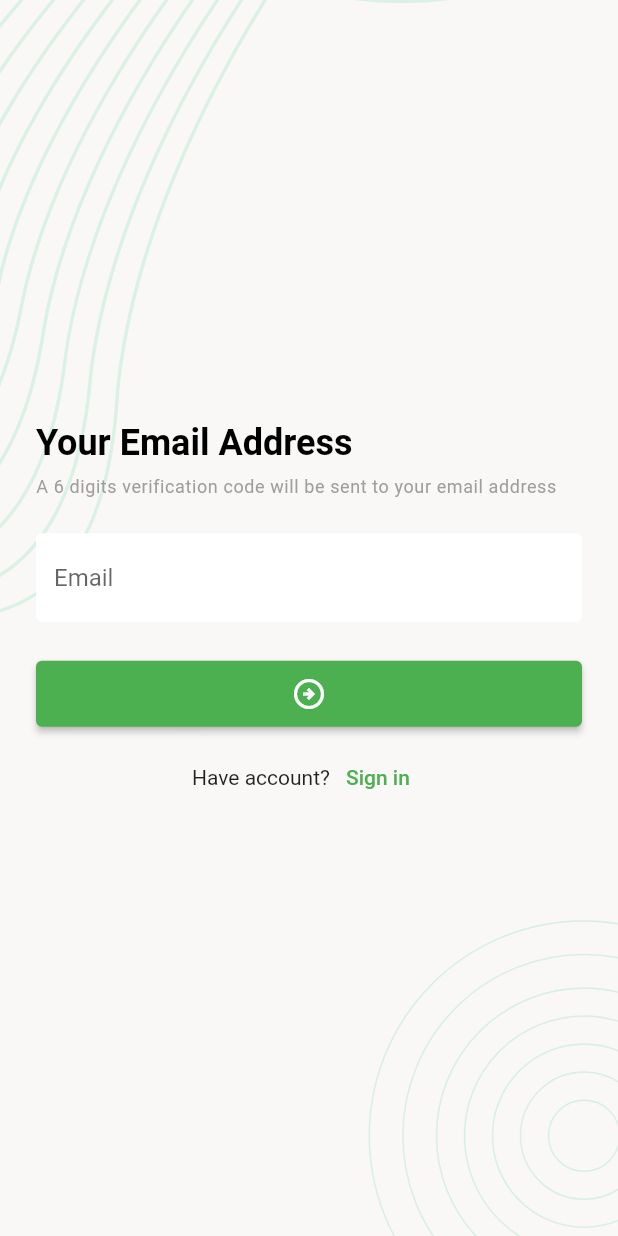
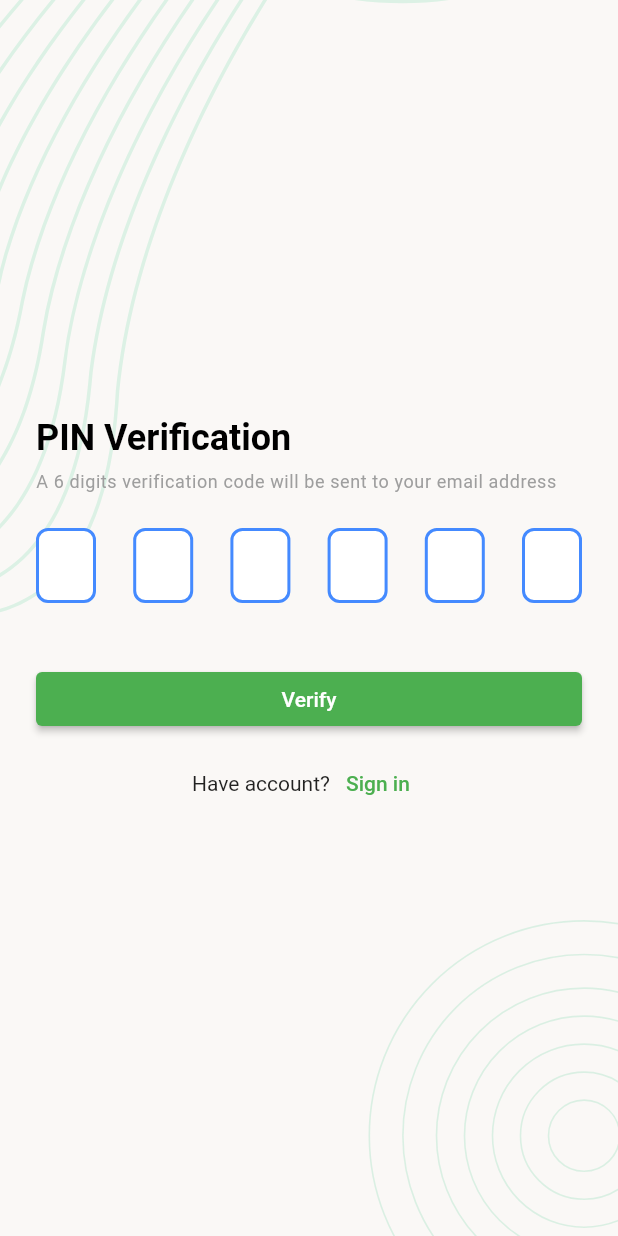
Before and after one commit to githrahat/Rahat_FlutterApp, a Flutter app: the VerifyWithEmailScreen screen opened directly, after a tap on the "arrow circle right" icon, on a phone screen of 412 x 824 dp. Run offline on Flutter 3.47's test engine with Material 2 defaults, Android fonts, the phone set to English and light mode, and no system bars; drawn by our look-alikes of pin_code_fields; our stand-ins replace flutter_svg.

Commit message:
OTP Verification Screen ui - done

```diff
--- /dev/null
+++ b/lib/ui/screens/otp_verification_screen.dart
@@ -0,0 +1,99 @@
+import 'dart:developer';
+
+import 'package:flutter/material.dart';
+import 'package:flutter_project/ui/widgets/app_elevated_button.dart';
+import 'package:flutter_project/ui/widgets/screen_background_widget.dart';
+import 'package:pin_code_fields/pin_code_fields.dart';
+
+import '../utils/text_below_button_styles.dart';
+import '../utils/text_styles.dart';
+import 'login.dart';
+
+class OtpVerificationScreen extends StatefulWidget {
+  const OtpVerificationScreen({Key? key}) : super(key: key);
+
+  @override
+  State<OtpVerificationScreen> createState() => _OtpVerificationScreenState();
+}
+
+class _OtpVerificationScreenState extends State<OtpVerificationScreen> {
+  @override
+  Widget build(BuildContext context) {
+    return Scaffold(
+      body: ScreenBackground(
+        child: SafeArea(
+          child: Padding(
+            padding: const EdgeInsets.all(24.0),
+            child: Column(
+              mainAxisAlignment: MainAxisAlignment.center,
+              crossAxisAlignment: CrossAxisAlignment.start,
+              children: [
+                Text(
+                  'PIN Verification',
+                  style: screenTitleStyle,
+                ),
+                const SizedBox(
+                  height: 8,
+                ),
+                Text(
+                    'A 6 digits verification code will be sent to your email address',
+                    style: screenSubTitleTextStyle
+                ),
+                const SizedBox(
+                  height: 24,
+                ),
+                PinCodeTextField(
+                  length: 6,
+                  obscureText: false,
+                  animationType: AnimationType.fade,
+                  pinTheme: PinTheme(
+                    shape: PinCodeFieldShape.box,
+                    borderRadius: BorderRadius.circular(8),
+                    fieldHeight: 50,
+                    fieldWidth: 40,
+                    activeFillColor: Colors.white,
+                    inactiveFillColor: Colors.white,
+                    selectedFillColor: Colors.white,
+                    selectedColor: Colors.green,
+                    activeColor: Colors.blueAccent,
+                    inactiveColor: Colors.blueAccent
+                  ),
+                  animationDuration: Duration(milliseconds: 300),
+                  backgroundColor: Colors.transparent,
+                  enableActiveFill: true,
+                  onCompleted: (v) {
+                    print("Completed");
+                  },
+                  onChanged: (value) {
+                    print(value);
+                    setState(() {
+                    });
+                  },
+                  beforeTextPaste: (text) {
+                    print("Allowing to paste $text");
+                    //if you return true then it will show the paste confirmation dialog. Otherwise if false, then nothing will happen.
+                    //but you can show anything you want here, like your pop up saying wrong paste format or etc
+                    return true;
+                  }, appContext: context,
+                ),
+                const SizedBox(
+                  height: 24,
+                ),
+                AppElevatedButton(child: const Text('Verify'), onTap: (){}),
+                const SizedBox(height: 8),
+                text_below_below_styles(
+                  text1: 'Have account?',
+                  text2: 'Sign in',
+                  ontap: () {
+                    Navigator.pushAndRemoveUntil(
+                        context, MaterialPageRoute(builder: (context) => LoginScreen()), (route) => false);
+                  },
+                )
+              ],
+            ),
+          ),
+        ),
+      ),
+    );
+  }
+}
--- a/lib/ui/screens/verify_with_email_screen.dart
+++ b/lib/ui/screens/verify_with_email_screen.dart
@@ -1,5 +1,6 @@
 import 'package:flutter/material.dart';
 import 'package:flutter_project/ui/screens/login.dart';
+import 'package:flutter_project/ui/screens/otp_verification_screen.dart';
 import 'package:flutter_project/ui/widgets/app_text_field_widget.dart';
 import 'package:flutter_project/ui/widgets/screen_background_widget.dart';
 import 'package:flutter_project/ui/utils/text_styles.dart';
@@ -46,8 +47,13 @@ class _VerifyWithEmailScreenState extends State<VerifyWithEmailScreen> {
                   height: 24,
                 ),
                 AppElevatedButton(
-                    child: Icon(Icons.arrow_circle_right_outlined),
-                    onTap: () {}),
+                    child: const Icon(Icons.arrow_circle_right_outlined),
+                    onTap: () {
+                      Navigator.push(
+                          context,
+                          MaterialPageRoute(
+                              builder: (context) => const OtpVerificationScreen()));
+                    }),
                 const SizedBox(height: 8),
                 text_below_below_styles(
                   text1: 'Have account?',
--- a/pubspec.yaml
+++ b/pubspec.yaml
@@ -37,6 +37,7 @@ dependencies:
   # Use with the CupertinoIcons class for iOS style icons.
   cupertino_icons: ^1.0.2
   flutter_svg: ^1.1.6
+  pin_code_fields: ^7.4.0
 
 
 dev_dependencies:
```
Also changed, not shown: pubspec.lock.
